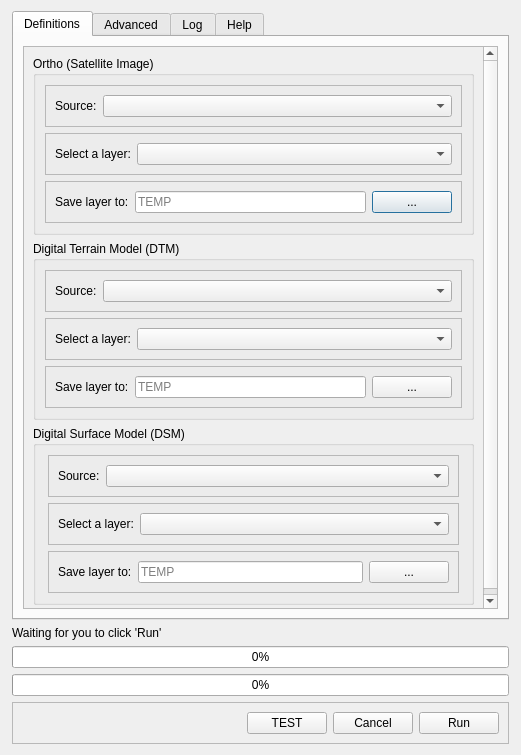
This is citygen/citygen_dialog_base.ui in arthurRuf/3dcitybuilder as Qt 5 draws it before an edit. The edited form follows.
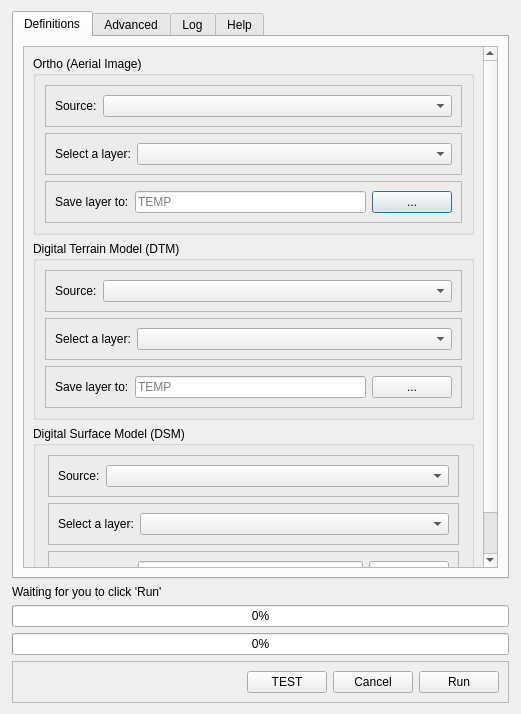
This is the edited form. The open tabs and pages were chosen to show the change.

What changed in the file:
```diff
--- a/citygen/citygen_dialog_base.ui
+++ b/citygen/citygen_dialog_base.ui
@@ -7,7 +7,7 @@
     <x>0</x>
     <y>0</y>
     <width>521</width>
-    <height>755</height>
+    <height>714</height>
    </rect>
   </property>
   <property name="windowTitle">
@@ -54,7 +54,7 @@
            <item>
             <widget class="QGroupBox" name="groupBox_2">
              <property name="title">
-              <string>Ortho (Satellite Image)</string>
+              <string>Ortho (Aerial Image)</string>
              </property>
              <layout class="QVBoxLayout" name="verticalLayout_6">
               <item>
```
Left out of the diff: 4 changed lines with no effect on the pictures.
